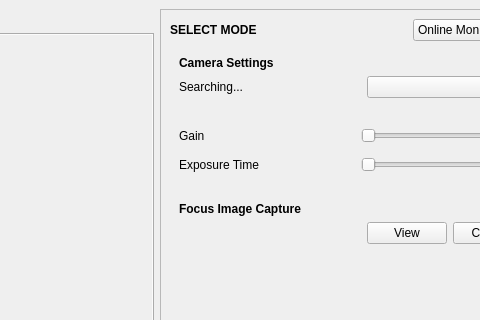
dungducphan/TauExperimentDataAnalyzer, file FocusDiagnostics/focusdiagnosticsmainwindow.ui: the form before one commit; both pictures show x 477 to 957 and y 0 to 320 of the 1145 by 691 pixel window.
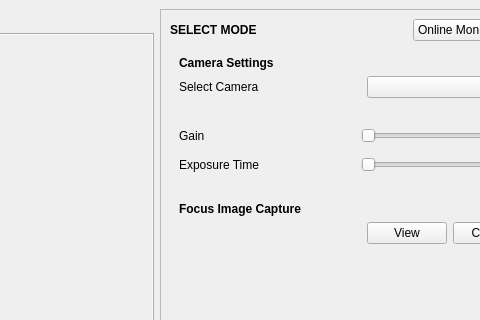
The form after the commit.

Commit message: UI and state machine for the camera control.

The edit to the form file:
```diff
--- a/FocusDiagnostics/focusdiagnosticsmainwindow.ui
+++ b/FocusDiagnostics/focusdiagnosticsmainwindow.ui
@@ -279,7 +279,7 @@
            <item row="1" column="0">
             <widget class="QLabel" name="label_CAMERA_LIST">
              <property name="text">
-              <string>Searching...</string>
+              <string>Select Camera</string>
              </property>
             </widget>
            </item>
```
The commit also changes 9 other files.
